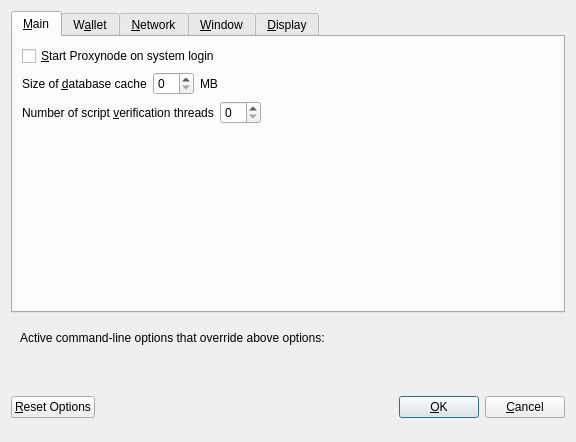
Qt form src/qt/forms/optionsdialog.ui (ProxyNode/proxynode) before a commit.
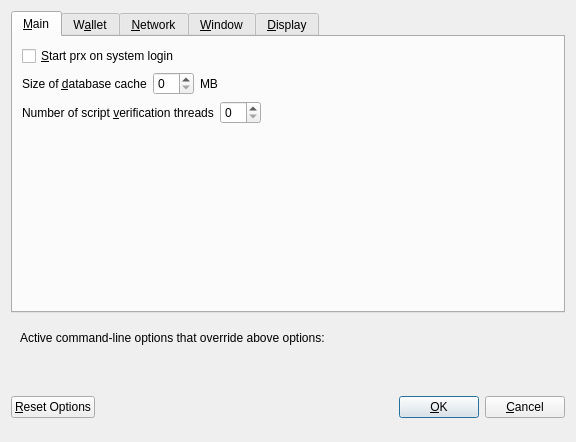
The same form after that commit. Custom widgets are drawn as their Qt base class.

Diff of the .ui file:
```diff
--- a/src/qt/forms/optionsdialog.ui
+++ b/src/qt/forms/optionsdialog.ui
@@ -33,7 +33,7 @@
           <string>Automatically start Proxynode after logging in to the system.</string>
          </property>
          <property name="text">
-          <string>&amp;Start Proxynode on system login</string>
+          <string>&amp;Start prx on system login</string>
          </property>
         </widget>
        </item>
```
Left out of the diff: 8 changed lines with no effect on the pictures.
